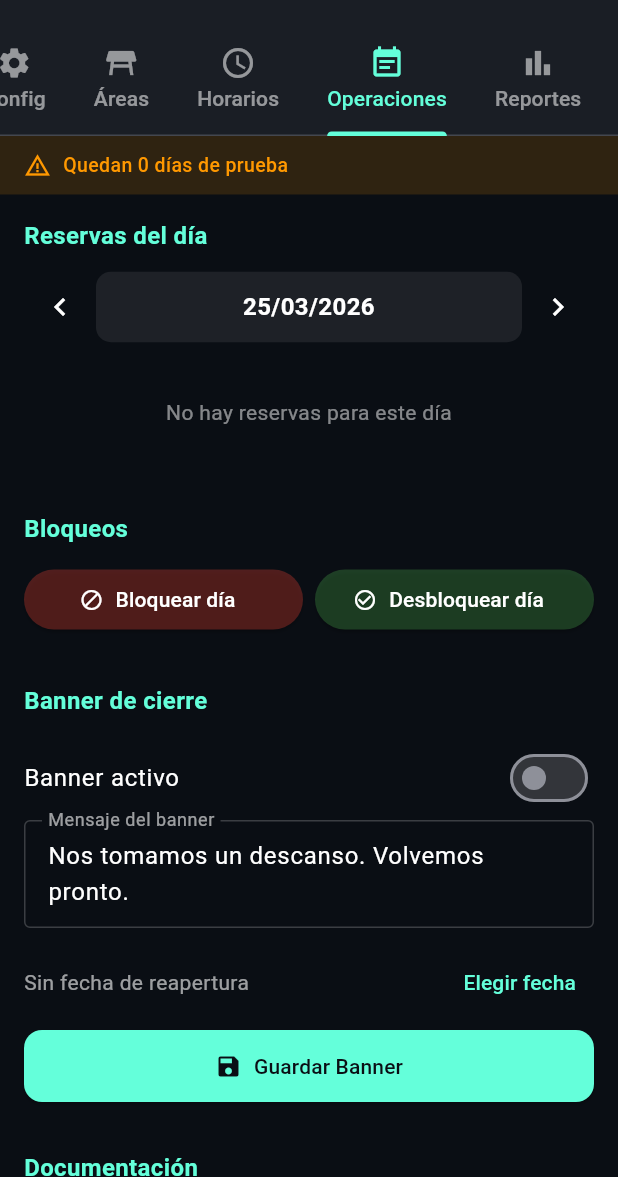
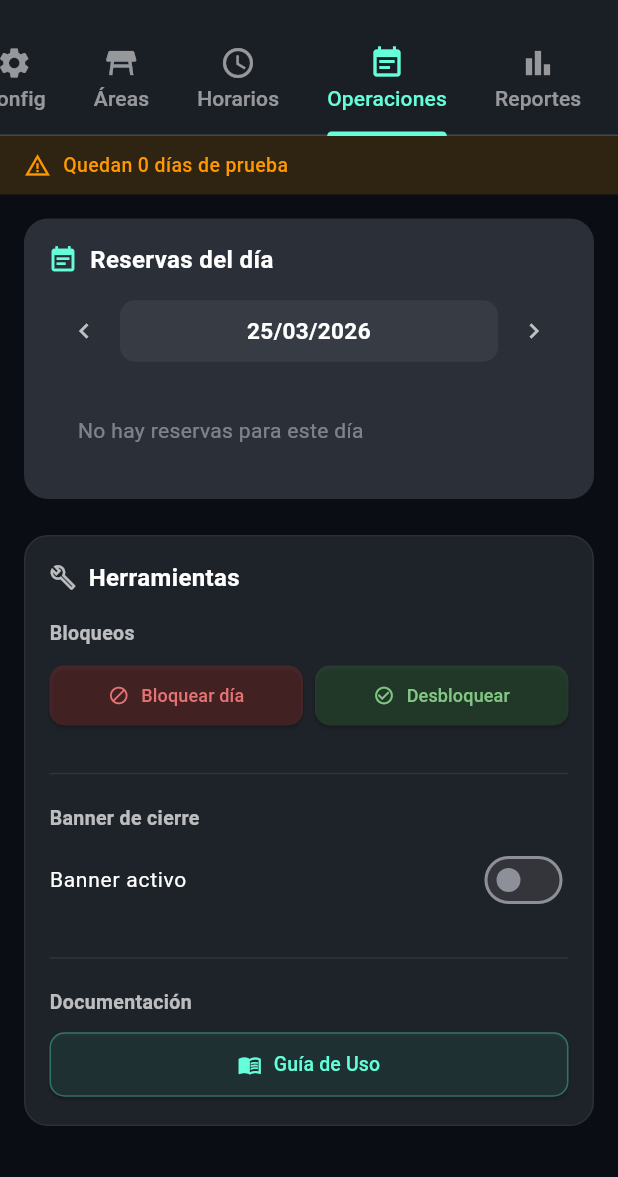
Before and after one commit to JiDomusic/reservas_rosario, a Flutter app: the screen it shows once a user with an empty profile is signed in, tab 4 chosen, on a phone screen of 412 x 824 dp, the part 59-1236 px from its top. Run offline on Flutter 3.47's test engine with Material 3 defaults, Android fonts, the phone set to English and light mode, and no system bars; our stand-ins replace image_picker, pdf, printing, shared_preferences, supabase_flutter; missing offline and left inert: dart:html, flex_color_picker; accounts and stored records are empty.

Commit message:
pelotuda  sinmas igual que bella color error postgres

```diff
--- a/lib/screens/admin_dashboard_screen.dart
+++ b/lib/screens/admin_dashboard_screen.dart
@@ -1904,10 +1904,20 @@ class _OperacionesTabState extends State<_OperacionesTab> {
     return ListView(
       padding: const EdgeInsets.all(16),
       children: [
+        // ── RESERVAS ──────────────────────────────────────
+        Container(
+          padding: const EdgeInsets.all(16),
+          decoration: BoxDecoration(
+            color: const Color(0xFF2A2F38),
+            borderRadius: BorderRadius.circular(16),
+          ),
+          child: Column(
+            crossAxisAlignment: CrossAxisAlignment.start,
+            children: [
               // Auto-release / expired info
               if (_autoReleased > 0 || _expiredConfirmations > 0)
                 Container(
-            padding: const EdgeInsets.all(12),
+                  padding: const EdgeInsets.all(10),
                   margin: const EdgeInsets.only(bottom: 12),
                   decoration: BoxDecoration(
                     color: Colors.amber.withValues(alpha: 0.1),
@@ -1916,14 +1926,14 @@ class _OperacionesTabState extends State<_OperacionesTab> {
                   ),
                   child: Row(
                     children: [
-                const Icon(Icons.info_outline, color: Colors.amber, size: 18),
+                      const Icon(Icons.info_outline, color: Colors.amber, size: 16),
                       const SizedBox(width: 8),
                       Expanded(
                         child: Text(
                           [
-                      if (_autoReleased > 0) '$_autoReleased reserva(s) marcada(s) no-show (auto-release)',
+                            if (_autoReleased > 0) '$_autoReleased reserva(s) no-show',
                             if (_expiredConfirmations > 0) '$_expiredConfirmations confirmación(es) expirada(s)',
-                    ].join('\n'),
+                          ].join(' · '),
                           style: const TextStyle(color: Colors.amber, fontSize: 12),
                         ),
                       ),
@@ -1931,16 +1941,25 @@ class _OperacionesTabState extends State<_OperacionesTab> {
                   ),
                 ),
 
-        // Date picker
-        _sectionTitle('Reservas del día'),
+              // Título + fecha
               Row(
                 children: [
+                  const Icon(Icons.event_note, color: Color(0xFF64FFDA), size: 20),
+                  const SizedBox(width: 8),
+                  const Text('Reservas del día', style: TextStyle(color: Colors.white, fontSize: 16, fontWeight: FontWeight.bold)),
+                ],
+              ),
+              const SizedBox(height: 12),
+              Row(
+                children: [
                   IconButton(
-              icon: const Icon(Icons.chevron_left, color: Colors.white),
+                    icon: const Icon(Icons.chevron_left, color: Colors.white70, size: 20),
                     onPressed: () {
                       _selectedDate = _selectedDate.subtract(const Duration(days: 1));
                       _loadAll();
                     },
+                    padding: EdgeInsets.zero,
+                    constraints: const BoxConstraints(),
                   ),
                   Expanded(
                     child: GestureDetector(
@@ -1957,60 +1976,104 @@ class _OperacionesTabState extends State<_OperacionesTab> {
                         }
                       },
                       child: Container(
-                  padding: const EdgeInsets.symmetric(vertical: 12),
+                        padding: const EdgeInsets.symmetric(vertical: 10),
                         decoration: BoxDecoration(
-                    color: Colors.white.withValues(alpha: 0.08),
+                          color: const Color(0xFF363B44),
                           borderRadius: BorderRadius.circular(10),
                         ),
                         child: Text(
                           '${_selectedDate.day.toString().padLeft(2, '0')}/${_selectedDate.month.toString().padLeft(2, '0')}/${_selectedDate.year}',
                           textAlign: TextAlign.center,
-                    style: const TextStyle(color: Colors.white, fontSize: 16, fontWeight: FontWeight.bold),
+                          style: const TextStyle(color: Colors.white, fontSize: 15, fontWeight: FontWeight.w600),
                         ),
                       ),
                     ),
                   ),
                   IconButton(
-              icon: const Icon(Icons.chevron_right, color: Colors.white),
+                    icon: const Icon(Icons.chevron_right, color: Colors.white70, size: 20),
                     onPressed: () {
                       _selectedDate = _selectedDate.add(const Duration(days: 1));
                       _loadAll();
                     },
+                    padding: EdgeInsets.zero,
+                    constraints: const BoxConstraints(),
                   ),
                 ],
               ),
               const SizedBox(height: 12),
 
+              // Lista de reservas
               if (_loading)
-          const Center(child: CircularProgressIndicator(color: Color(0xFF64FFDA)))
+                const Padding(
+                  padding: EdgeInsets.all(24),
+                  child: Center(child: CircularProgressIndicator(color: Color(0xFF64FFDA))),
+                )
               else if (_reservations.isEmpty)
-          Container(
-            padding: const EdgeInsets.all(24),
+                Padding(
+                  padding: const EdgeInsets.all(20),
                   child: Text('No hay reservas para este día',
                       textAlign: TextAlign.center,
-                style: TextStyle(color: Colors.white.withValues(alpha: 0.5))),
+                      style: TextStyle(color: Colors.white.withValues(alpha: 0.4), fontSize: 14)),
                 )
               else
                 for (final r in _reservations) _buildReservationCard(r),
 
-        // Reminders section
+              // Reminders
               if (_reminders.isNotEmpty) ...[
+                const SizedBox(height: 16),
+                Row(
+                  children: [
+                    const Icon(Icons.notifications_active, color: Colors.blue, size: 18),
+                    const SizedBox(width: 8),
+                    const Text('Recordatorios Pendientes', style: TextStyle(color: Colors.white, fontSize: 14, fontWeight: FontWeight.w600)),
+                  ],
+                ),
+                const SizedBox(height: 8),
+                for (final r in _reminders) _buildReminderCard(r),
+              ],
+
+              // Waitlist
+              if (_waitlist.isNotEmpty) ...[
+                const SizedBox(height: 16),
+                Row(
+                  children: [
+                    const Icon(Icons.hourglass_top, color: Colors.orange, size: 18),
+                    const SizedBox(width: 8),
+                    const Text('Lista de Espera', style: TextStyle(color: Colors.white, fontSize: 14, fontWeight: FontWeight.w600)),
+                  ],
+                ),
+                const SizedBox(height: 8),
+                for (final w in _waitlist) _buildWaitlistCard(w),
+              ],
+            ],
+          ),
+        ),
+
         const SizedBox(height: 24),
-          _sectionTitle('Recordatorios Pendientes'),
-          for (final r in _reminders) _buildReminderCard(r),
-        ],
-
-        // Waitlist section
-        if (_waitlist.isNotEmpty) ...[
-          const SizedBox(height: 24),
-          _sectionTitle('Lista de Espera'),
-          for (final w in _waitlist) _buildWaitlistCard(w),
-        ],
-
-        const SizedBox(height: 32),
-
-        // Blocks section
-        _sectionTitle('Bloqueos'),
+
+        // ── HERRAMIENTAS ──────────────────────────────────
+        Container(
+          padding: const EdgeInsets.all(16),
+          decoration: BoxDecoration(
+            color: const Color(0xFF1E2229),
+            borderRadius: BorderRadius.circular(16),
+            border: Border.all(color: Colors.white.withValues(alpha: 0.06)),
+          ),
+          child: Column(
+            crossAxisAlignment: CrossAxisAlignment.start,
+            children: [
+              Row(
+                children: [
+                  const Icon(Icons.build_outlined, color: Colors.white70, size: 18),
+                  const SizedBox(width: 8),
+                  const Text('Herramientas', style: TextStyle(color: Colors.white, fontSize: 16, fontWeight: FontWeight.bold)),
+                ],
+              ),
+              const SizedBox(height: 16),
+
+              // Bloqueos
+              const Text('Bloqueos', style: TextStyle(color: Colors.white70, fontSize: 13, fontWeight: FontWeight.w600)),
+              const SizedBox(height: 8),
               Row(
                 children: [
                   Expanded(
@@ -2023,11 +2086,13 @@ class _OperacionesTabState extends State<_OperacionesTab> {
                           );
                         }
                       },
-                icon: const Icon(Icons.block, size: 16),
-                label: const Text('Bloquear día'),
+                      icon: const Icon(Icons.block, size: 14),
+                      label: const Text('Bloquear día', style: TextStyle(fontSize: 12)),
                       style: ElevatedButton.styleFrom(
-                  backgroundColor: Colors.red.withValues(alpha: 0.3),
-                  foregroundColor: Colors.white,
+                        backgroundColor: Colors.red.withValues(alpha: 0.2),
+                        foregroundColor: Colors.red.shade300,
+                        padding: const EdgeInsets.symmetric(vertical: 10),
+                        shape: RoundedRectangleBorder(borderRadius: BorderRadius.circular(10)),
                       ),
                     ),
                   ),
@@ -2042,54 +2107,62 @@ class _OperacionesTabState extends State<_OperacionesTab> {
                           );
                         }
                       },
-                icon: const Icon(Icons.check_circle_outline, size: 16),
-                label: const Text('Desbloquear día'),
+                      icon: const Icon(Icons.check_circle_outline, size: 14),
+                      label: const Text('Desbloquear', style: TextStyle(fontSize: 12)),
                       style: ElevatedButton.styleFrom(
-                  backgroundColor: Colors.green.withValues(alpha: 0.3),
-                  foregroundColor: Colors.white,
-                ),
-              ),
-            ),
-          ],
-        ),
-
-        const SizedBox(height: 32),
-
-        // Banner section
-        _sectionTitle('Banner de cierre'),
+                        backgroundColor: Colors.green.withValues(alpha: 0.2),
+                        foregroundColor: Colors.green.shade300,
+                        padding: const EdgeInsets.symmetric(vertical: 10),
+                        shape: RoundedRectangleBorder(borderRadius: BorderRadius.circular(10)),
+                      ),
+                    ),
+                  ),
+                ],
+              ),
+
+              const SizedBox(height: 20),
+              Divider(color: Colors.white.withValues(alpha: 0.08)),
+              const SizedBox(height: 12),
+
+              // Banner
+              const Text('Banner de cierre', style: TextStyle(color: Colors.white70, fontSize: 13, fontWeight: FontWeight.w600)),
+              const SizedBox(height: 8),
               SwitchListTile(
-          title: const Text('Banner activo', style: TextStyle(color: Colors.white)),
+                title: const Text('Banner activo', style: TextStyle(color: Colors.white, fontSize: 14)),
                 value: _bannerEnabled,
                 onChanged: (v) => setState(() => _bannerEnabled = v),
                 activeColor: const Color(0xFF64FFDA),
                 contentPadding: EdgeInsets.zero,
-        ),
-        Padding(
-          padding: const EdgeInsets.only(bottom: 12),
-          child: TextField(
+                dense: true,
+              ),
+              if (_bannerEnabled) ...[
+                const SizedBox(height: 8),
+                TextField(
                   controller: _bannerTextCtrl,
-            style: const TextStyle(color: Colors.white),
+                  style: const TextStyle(color: Colors.white, fontSize: 14),
                   maxLines: 2,
                   decoration: InputDecoration(
                     labelText: 'Mensaje del banner',
-              labelStyle: TextStyle(color: Colors.white.withValues(alpha: 0.6)),
+                    labelStyle: TextStyle(color: Colors.white.withValues(alpha: 0.5), fontSize: 13),
                     enabledBorder: OutlineInputBorder(
-                borderSide: BorderSide(color: Colors.white.withValues(alpha: 0.2)),
-              ),
-              focusedBorder: const OutlineInputBorder(
-                borderSide: BorderSide(color: Color(0xFF64FFDA)),
+                      borderRadius: BorderRadius.circular(10),
+                      borderSide: BorderSide(color: Colors.white.withValues(alpha: 0.15)),
+                    ),
+                    focusedBorder: OutlineInputBorder(
+                      borderRadius: BorderRadius.circular(10),
+                      borderSide: const BorderSide(color: Color(0xFF64FFDA)),
                     ),
                     contentPadding: const EdgeInsets.all(12),
                   ),
                 ),
-        ),
+                const SizedBox(height: 8),
                 Row(
                   children: [
                     Text(
                       _bannerDate != null
                           ? 'Reapertura: ${_bannerDate!.day}/${_bannerDate!.month}/${_bannerDate!.year}'
                           : 'Sin fecha de reapertura',
-              style: TextStyle(color: Colors.white.withValues(alpha: 0.6)),
+                      style: TextStyle(color: Colors.white.withValues(alpha: 0.5), fontSize: 12),
                     ),
                     const Spacer(),
                     TextButton(
@@ -2102,54 +2175,52 @@ class _OperacionesTabState extends State<_OperacionesTab> {
                         );
                         if (picked != null) setState(() => _bannerDate = picked);
                       },
-              child: const Text('Elegir fecha', style: TextStyle(color: Color(0xFF64FFDA))),
+                      child: const Text('Elegir fecha', style: TextStyle(color: Color(0xFF64FFDA), fontSize: 12)),
                     ),
                   ],
                 ),
                 const SizedBox(height: 8),
-        ElevatedButton.icon(
+                SizedBox(
+                  width: double.infinity,
+                  child: ElevatedButton.icon(
                     onPressed: _saveBanner,
-          icon: const Icon(Icons.save),
-          label: const Text('Guardar Banner'),
+                    icon: const Icon(Icons.save, size: 16),
+                    label: const Text('Guardar Banner', style: TextStyle(fontSize: 13)),
                     style: ElevatedButton.styleFrom(
                       backgroundColor: const Color(0xFF64FFDA),
                       foregroundColor: const Color(0xFF0A0E14),
-            padding: const EdgeInsets.symmetric(vertical: 14),
-            shape: RoundedRectangleBorder(borderRadius: BorderRadius.circular(12)),
-          ),
-        ),
-
-        const SizedBox(height: 32),
-
-        // Manual del sistema
-        _sectionTitle('Documentación'),
-        ElevatedButton.icon(
-          onPressed: () => CapacityDocPdfService.generateAndOpen(),
-          icon: const Icon(Icons.picture_as_pdf),
-          label: const Text('Manual Técnico (PDF)'),
+                      padding: const EdgeInsets.symmetric(vertical: 12),
+                      shape: RoundedRectangleBorder(borderRadius: BorderRadius.circular(10)),
+                    ),
+                  ),
+                ),
+              ],
+
+              const SizedBox(height: 20),
+              Divider(color: Colors.white.withValues(alpha: 0.08)),
+              const SizedBox(height: 12),
+
+              // Documentación
+              const Text('Documentación', style: TextStyle(color: Colors.white70, fontSize: 13, fontWeight: FontWeight.w600)),
+              const SizedBox(height: 8),
+              SizedBox(
+                width: double.infinity,
+                child: ElevatedButton.icon(
+                  onPressed: () => UserGuidePdfService.generateAndOpen(),
+                  icon: const Icon(Icons.menu_book, size: 16),
+                  label: const Text('Guía de Uso', style: TextStyle(fontSize: 13)),
                   style: ElevatedButton.styleFrom(
-            backgroundColor: Colors.white.withValues(alpha: 0.08),
-            foregroundColor: Colors.white,
-            padding: const EdgeInsets.symmetric(vertical: 14),
+                    backgroundColor: const Color(0xFF64FFDA).withValues(alpha: 0.1),
+                    foregroundColor: const Color(0xFF64FFDA),
+                    padding: const EdgeInsets.symmetric(vertical: 12),
                     shape: RoundedRectangleBorder(
-              borderRadius: BorderRadius.circular(12),
-              side: BorderSide(color: Colors.white.withValues(alpha: 0.15)),
-            ),
-          ),
-        ),
-        const SizedBox(height: 12),
-        ElevatedButton.icon(
-          onPressed: () => UserGuidePdfService.generateAndOpen(),
-          icon: const Icon(Icons.menu_book),
-          label: const Text('Guía de Uso Completa (PDF)'),
-          style: ElevatedButton.styleFrom(
-            backgroundColor: const Color(0xFF64FFDA).withValues(alpha: 0.15),
-            foregroundColor: const Color(0xFF64FFDA),
-            padding: const EdgeInsets.symmetric(vertical: 14),
-            shape: RoundedRectangleBorder(
-              borderRadius: BorderRadius.circular(12),
-              side: const BorderSide(color: Color(0xFF64FFDA)),
-            ),
+                      borderRadius: BorderRadius.circular(10),
+                      side: BorderSide(color: const Color(0xFF64FFDA).withValues(alpha: 0.3)),
+                    ),
+                  ),
+                ),
+              ),
+            ],
           ),
         ),
         const SizedBox(height: 32),
```
Lines whose indentation alone changed are shown as unchanged.
